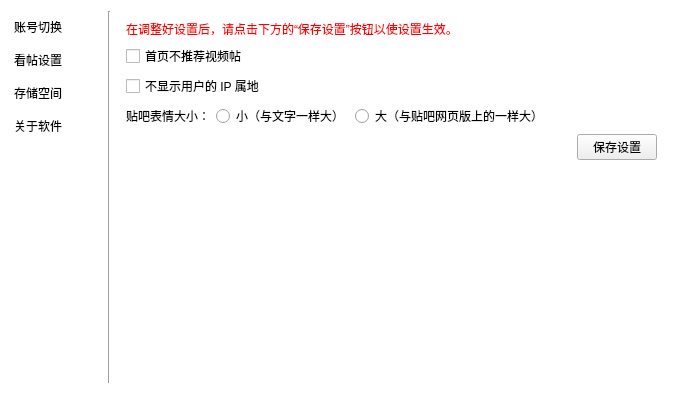
Above: resf/settings.ui from clb-128258/TiebaDesktop before the change. Below: the same form after it.
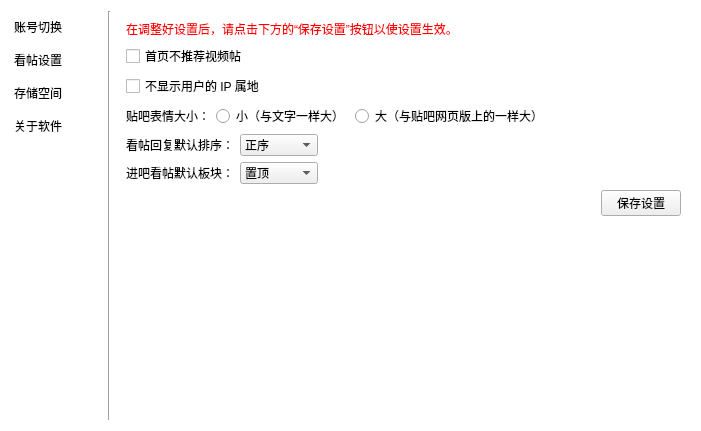
That is the form after the change. The open tabs and pages were chosen to show the change.

What changed in the file:
```diff
--- a/resf/settings.ui
+++ b/resf/settings.ui
@@ -6,8 +6,8 @@
    <rect>
     <x>0</x>
     <y>0</y>
-    <width>677</width>
-    <height>394</height>
+    <width>701</width>
+    <height>431</height>
    </rect>
   </property>
   <property name="windowTitle">
@@ -117,13 +117,6 @@
       <layout class="QGridLayout" name="gridLayout_7">
        <item row="0" column="0">
         <layout class="QGridLayout" name="gridLayout_6">
-         <item row="4" column="1">
-          <widget class="QPushButton" name="pushButton_5">
-           <property name="text">
-            <string>保存设置</string>
-           </property>
-          </widget>
-         </item>
          <item row="0" column="0" colspan="2">
           <widget class="QLabel" name="label_9">
            <property name="styleSheet">
@@ -137,6 +130,23 @@
            </property>
           </widget>
          </item>
+         <item row="2" column="0" colspan="2">
+          <widget class="QCheckBox" name="checkBox_2">
+           <property name="toolTip">
+            <string>&lt;html&gt;&lt;head/&gt;&lt;body&gt;&lt;p&gt;勾选后，在帖子详情界面和个人主页上将不会显示用户的 IP 属地信息。&lt;/p&gt;&lt;/body&gt;&lt;/html&gt;</string>
+           </property>
+           <property name="text">
+            <string>不显示用户的 IP 属地</string>
+           </property>
+          </widget>
+         </item>
+         <item row="6" column="1">
+          <widget class="QPushButton" name="pushButton_5">
+           <property name="text">
+            <string>保存设置</string>
+           </property>
+          </widget>
+         </item>
          <item row="3" column="0" colspan="2">
           <layout class="QHBoxLayout" name="horizontalLayout_2" stretch="0,0,1">
            <item>
@@ -165,6 +175,65 @@
            </item>
           </layout>
          </item>
+         <item row="6" column="0">
+          <spacer name="horizontalSpacer">
+           <property name="orientation">
+            <enum>Qt::Horizontal</enum>
+           </property>
+           <property name="sizeHint" stdset="0">
+            <size>
+             <width>40</width>
+             <height>20</height>
+            </size>
+           </property>
+          </spacer>
+         </item>
+         <item row="4" column="0" colspan="2">
+          <layout class="QHBoxLayout" name="horizontalLayout_5" stretch="0,0,0">
+           <item>
+            <widget class="QLabel" name="label_13">
+             <property name="toolTip">
+              <string>&lt;html&gt;&lt;head/&gt;&lt;body&gt;&lt;p&gt;选择看帖时文字内容中贴吧表情的大小。&lt;/p&gt;&lt;/body&gt;&lt;/html&gt;</string>
+             </property>
+             <property name="text">
+              <string>看帖回复默认排序：</string>
+             </property>
+            </widget>
+           </item>
+           <item>
+            <widget class="QComboBox" name="comboBox">
+             <item>
+              <property name="text">
+               <string>正序</string>
+              </property>
+             </item>
+             <item>
+              <property name="text">
+               <string>倒序</string>
+              </property>
+             </item>
+             <item>
+              <property name="text">
+               <string>热门排序</string>
+              </property>
+             </item>
+            </widget>
+           </item>
+           <item>
+            <spacer name="horizontalSpacer_4">
+             <property name="orientation">
+              <enum>Qt::Horizontal</enum>
+             </property>
+             <property name="sizeHint" stdset="0">
+              <size>
+               <width>40</width>
+               <height>20</height>
+              </size>
+             </property>
+            </spacer>
+           </item>
+          </layout>
+         </item>
          <item row="1" column="0" colspan="2">
           <widget class="QCheckBox" name="checkBox">
            <property name="toolTip">
@@ -175,28 +244,61 @@
            </property>
           </widget>
          </item>
-         <item row="4" column="0">
-          <spacer name="horizontalSpacer">
-           <property name="orientation">
-            <enum>Qt::Horizontal</enum>
-           </property>
-           <property name="sizeHint" stdset="0">
-            <size>
-             <width>40</width>
-             <height>20</height>
-            </size>
-           </property>
-          </spacer>
-         </item>
-         <item row="2" column="0" colspan="2">
-          <widget class="QCheckBox" name="checkBox_2">
-           <property name="toolTip">
-            <string>&lt;html&gt;&lt;head/&gt;&lt;body&gt;&lt;p&gt;勾选后，在帖子详情界面和个人主页上将不会显示用户的 IP 属地信息。&lt;/p&gt;&lt;/body&gt;&lt;/html&gt;</string>
-           </property>
-           <property name="text">
-            <string>不显示用户的 IP 属地</string>
-           </property>
-          </widget>
+         <item row="5" column="0" colspan="2">
+          <layout class="QHBoxLayout" name="horizontalLayout_6" stretch="0,0,0">
+           <item>
+            <widget class="QLabel" name="label_14">
+             <property name="toolTip">
+              <string>&lt;html&gt;&lt;head/&gt;&lt;body&gt;&lt;p&gt;选择看帖时文字内容中贴吧表情的大小。&lt;/p&gt;&lt;/body&gt;&lt;/html&gt;</string>
+             </property>
+             <property name="text">
+              <string>进吧看帖默认板块：</string>
+             </property>
+            </widget>
+           </item>
+           <item>
+            <widget class="QComboBox" name="comboBox_2">
+             <item>
+              <property name="text">
+               <string>置顶</string>
+              </property>
+             </item>
+             <item>
+              <property name="text">
+               <string>精华</string>
+              </property>
+             </item>
+             <item>
+              <property name="text">
+               <string>最新回复</string>
+              </property>
+             </item>
+             <item>
+              <property name="text">
+               <string>最新发布</string>
+              </property>
+             </item>
+             <item>
+              <property name="text">
+               <string>热门</string>
+              </property>
+             </item>
+            </widget>
+           </item>
+           <item>
+            <spacer name="horizontalSpacer_5">
+             <property name="orientation">
+              <enum>Qt::Horizontal</enum>
+             </property>
+             <property name="sizeHint" stdset="0">
+              <size>
+               <width>40</width>
+               <height>20</height>
+              </size>
+             </property>
+            </spacer>
+           </item>
+          </layout>
          </item>
         </layout>
        </item>
```
Left out of the diff: 102 changed lines with no effect on the pictures.
